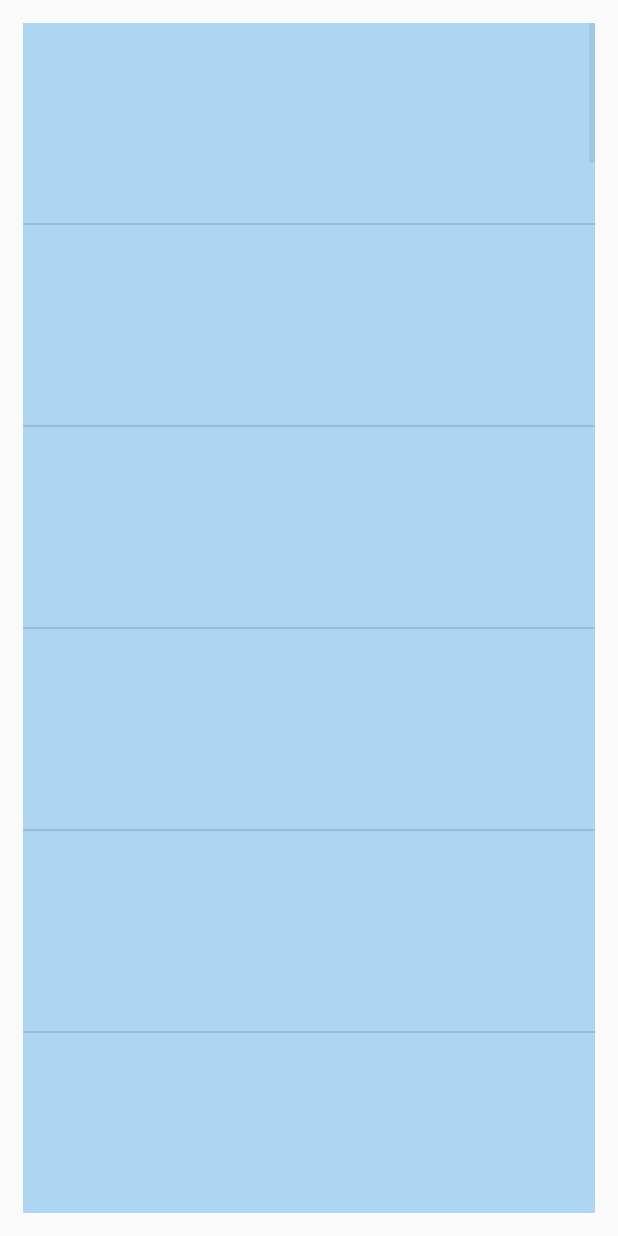
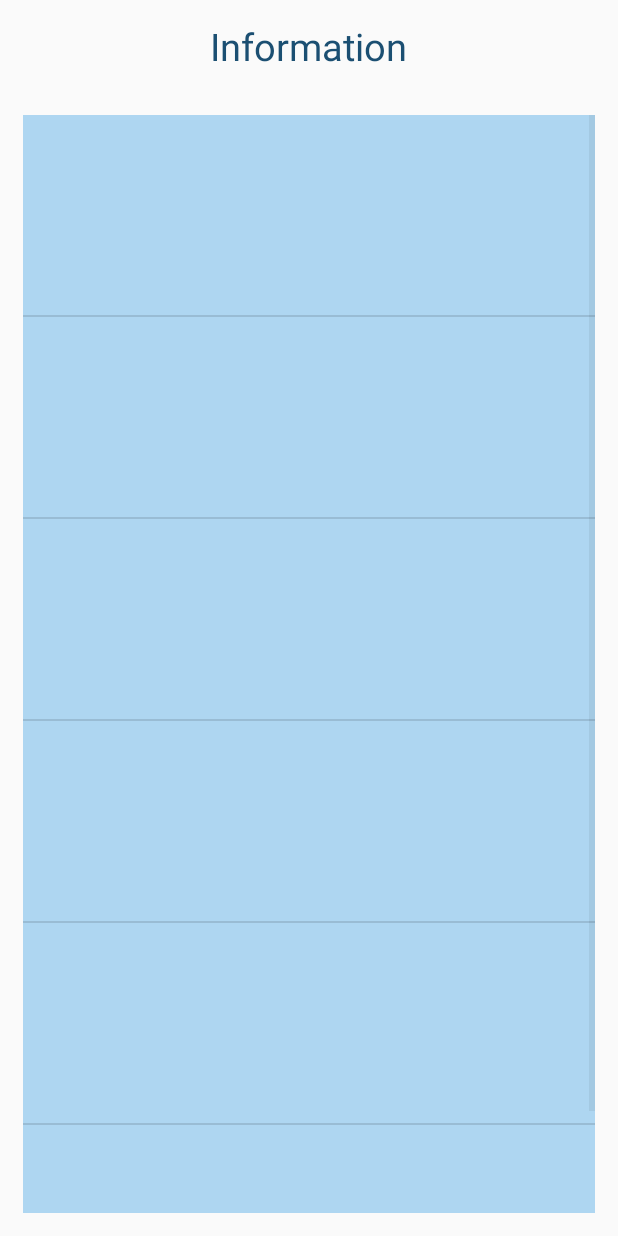
Before and after one commit to Hack-Frenzy/GetItTracked, an Android app: the dialogue_fragment screen opened directly, with no data from a screen before it, on a phone screen of 412 x 824 dp. Run offline under Robolectric (Android 15) with nearby library versions, the phone set to English and light mode, and no system bars; our stand-ins replace Firebase (no records; nobody signed in at launch, a user with empty details on screens opened directly); 1 statement that could not run was skipped.

Commit message:
layout changes in list

```diff
--- a/app/src/main/java/com/example/getthetrack/dialogue_fragment.java
+++ b/app/src/main/java/com/example/getthetrack/dialogue_fragment.java
@@ -17,8 +17,8 @@ public class dialogue_fragment extends AppCompatActivity {
     FirebaseDatabase database ;
     DatabaseReference myRef;
     ListView listView;
-    String[] tionData = new  String[50];
-    String[] ansData = new  String[50];
+    String[] tionData = new  String[6];
+    String[] ansData = new  String[6];
     Thread machax;
     int i=0;
 
--- a/app/src/main/res/layout/dialogue_fragment.xml
+++ b/app/src/main/res/layout/dialogue_fragment.xml
@@ -2,10 +2,24 @@
 <RelativeLayout
     xmlns:android="http://schemas.android.com/apk/res/android" android:layout_width="match_parent"
     android:layout_height="match_parent">
+    <TextView
+        android:id="@+id/title"
+        android:layout_width="150dp"
+        android:layout_height="wrap_content"
+        android:layout_centerHorizontal="true"
+        android:text="Information"
+        android:textSize="25dp"
+        android:padding="5dp"
+        android:layout_margin="8dp"
+        android:textColor="#1b4f72"
+        android:textAlignment="center"
+
+        />
 <ListView
     android:layout_width="match_parent"
     android:layout_height="wrap_content"
     android:id="@+id/list"
+    android:layout_below="@+id/title"
     android:layout_margin="15dp"
     android:background="#aed6f1"
 
```
